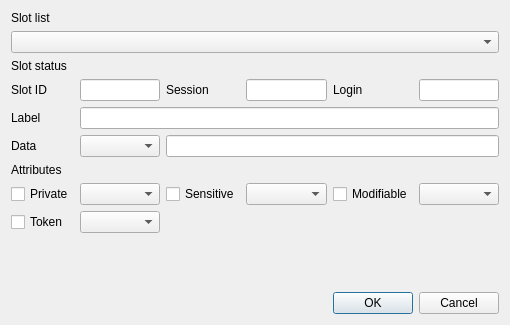
Above: HsmMan/create_data_dlg.ui from jykim74/CryptokiMan before the change. Below: the same form after it.
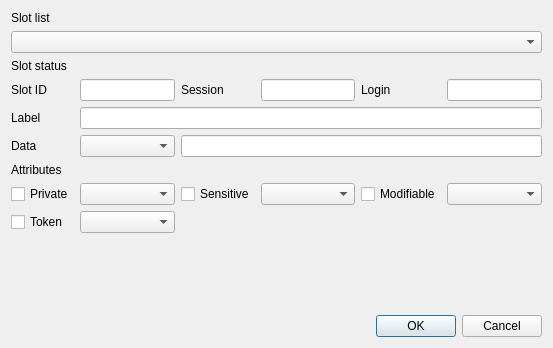
That is the form after the change.

```diff
--- a/HsmMan/create_data_dlg.ui
+++ b/HsmMan/create_data_dlg.ui
@@ -6,8 +6,8 @@
    <rect>
     <x>0</x>
     <y>0</y>
-    <width>510</width>
-    <height>325</height>
+    <width>553</width>
+    <height>348</height>
    </rect>
   </property>
   <property name="windowTitle">
```
Left out of the diff: 2 changed lines with no effect on the pictures.
